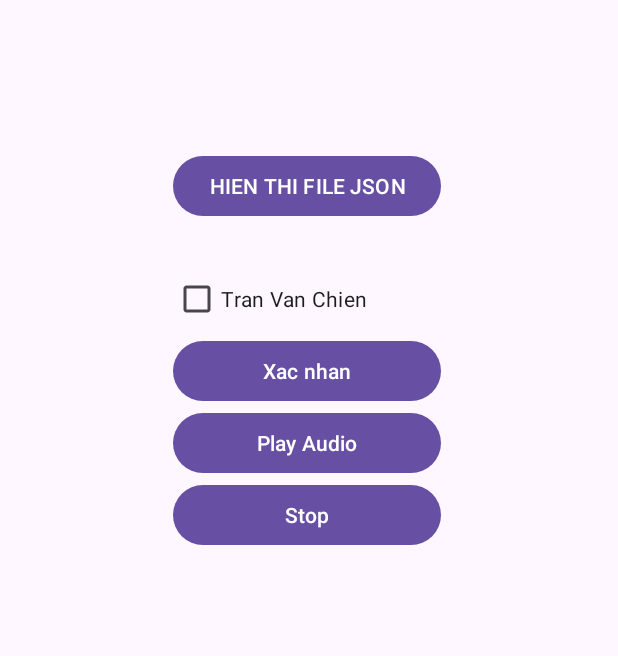
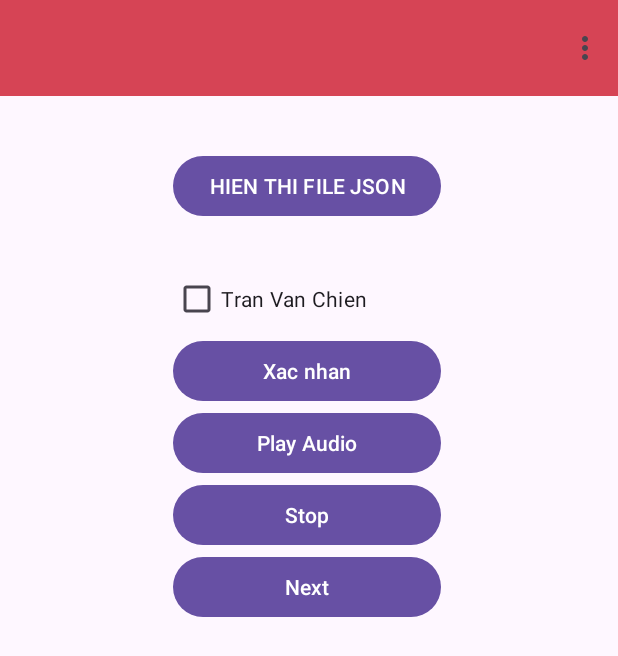
Before and after one commit to vixidur/learnandroid, an Android app: the screen it shows after launch (MainActivity), on a phone screen of 412 x 824 dp. Shown: the top 656 px of the screen. Run offline under Robolectric (Android 15) with nearby library versions, the phone set to English and light mode, and no system bars.

Commit message:
first code

```diff
--- a/FourProject/app/src/main/java/com/example/fourproject/MainActivity.java
+++ b/FourProject/app/src/main/java/com/example/fourproject/MainActivity.java
@@ -4,6 +4,8 @@ import android.annotation.SuppressLint;
 import android.media.MediaPlayer;
 import android.os.Bundle;
 import android.util.Log;
+import android.view.Menu;
+import android.view.MenuItem;
 import android.view.View;
 import android.widget.Button;
 import android.widget.CheckBox;
@@ -11,8 +13,10 @@ import android.widget.EditText;
 import android.widget.TextView;
 
 import androidx.activity.EdgeToEdge;
+import androidx.annotation.NonNull;
 import androidx.appcompat.app.AlertDialog;
 import androidx.appcompat.app.AppCompatActivity;
+import androidx.appcompat.widget.Toolbar;
 import androidx.core.graphics.Insets;
 import androidx.core.view.ViewCompat;
 import androidx.core.view.WindowInsetsCompat;
@@ -27,7 +31,7 @@ import java.nio.charset.StandardCharsets;
 
 public class MainActivity extends AppCompatActivity {
     TextView jsonDemo;
-    Button btnShow, btnCheck, btnPlayAudio, btnStop;
+    Button btnShow, btnCheck, btnPlayAudio, btnStop, btnNext;
     CheckBox checkTVC;
     @SuppressLint("MissingInflatedId")
     @Override
@@ -69,6 +73,32 @@ public class MainActivity extends AppCompatActivity {
             }
         });
 
+        btnNext = findViewById(R.id.btnNext);
+        btnNext.setOnClickListener(new View.OnClickListener() {
+            @Override
+            public void onClick(View view) {
+                setContentView(R.layout.activity_main2);
+            }
+        });
+        Toolbar toolbar = findViewById(R.id.toolbar_menu);
+        setSupportActionBar(toolbar);
+    }
+
+
+    @Override
+    public boolean onCreateOptionsMenu(Menu menu) {
+        getMenuInflater().inflate(R.menu.toolbar_menu, menu);
+        return super.onCreateOptionsMenu(menu);
+    }
+
+
+    @Override
+    public boolean onOptionsItemSelected(@NonNull MenuItem item) {
+        int id = item.getItemId();
+        if(id == R.id.item1) {
+            showAlert("Day la Music Player");
+        }
+        return super.onOptionsItemSelected(item);
     }
 
     private void loadJSON(){
--- a/FourProject/app/src/main/res/layout/activity_main.xml
+++ b/FourProject/app/src/main/res/layout/activity_main.xml
@@ -6,6 +6,15 @@
     android:layout_width="match_parent"
     android:layout_height="match_parent"
     tools:context=".MainActivity">
+
+    <androidx.appcompat.widget.Toolbar
+        android:layout_width="match_parent"
+        android:layout_height="wrap_content"
+        android:id="@+id/toolbar_menu"
+        android:background="#d64455"
+        tools:ignore="MissingConstraints"
+        app:title=" "
+        />
 
     <LinearLayout
         android:layout_width="409dp"
@@ -37,6 +46,9 @@
             <TableRow android:gravity="center">
                 <Button android:id="@+id/btnStop" android:text="Stop"/>
             </TableRow>
+            <TableRow android:gravity="center">
+                <Button android:id="@+id/btnNext" android:text="Next"/>
+            </TableRow>
         </TableLayout>
     </LinearLayout>
 </androidx.constraintlayout.widget.ConstraintLayout>
--- /dev/null
+++ b/FourProject/app/src/main/res/menu/toolbar_menu.xml
@@ -0,0 +1,7 @@
+<?xml version="1.0" encoding="utf-8"?>
+<menu xmlns:android="http://schemas.android.com/apk/res/android"
+    xmlns:app="http://schemas.android.com/apk/res-auto">
+    <item android:id="@+id/item1" android:title="Music Player"/>
+    <item android:id="@+id/item2" android:title="Giai phuong trinh"/>
+    <item android:id="@+id/item3" android:title="Thoat"/>
+</menu>
```
Also changed, not shown: FourProject/app/src/main/res/layout/activity_main2.xml (+19 -2 lines).
